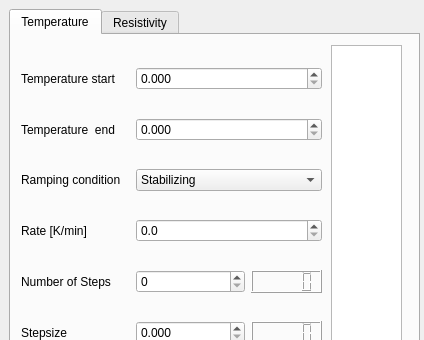
The window that configurations/Sequence_scan_temperature.ui (Cryostat-GUI/Cryostat-GUI) describes before a commit, drawn with Qt 5; both pictures show x 0 to 424 and y 0 to 340 of the 424 by 496 pixel window.
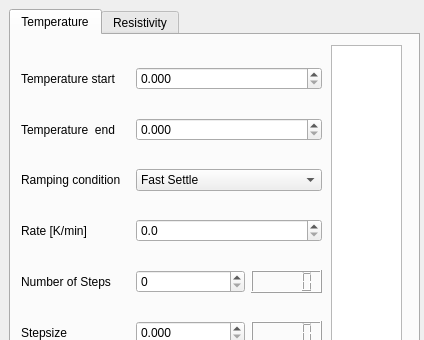
The same window after the commit.

```diff
--- a/configurations/Sequence_scan_temperature.ui
+++ b/configurations/Sequence_scan_temperature.ui
@@ -50,7 +50,7 @@
        <height>321</height>
       </rect>
      </property>
-     <layout class="QGridLayout" name="gridLayout" rowstretch="0,0,0,0,0,0,0" columnstretch="0,0,10">
+     <layout class="QGridLayout" name="gridLayout" rowstretch="0,0,0,0,0,0" columnstretch="0,0,10">
       <item row="2" column="0">
        <widget class="QLabel" name="label_5">
         <property name="text">
@@ -145,7 +145,7 @@
        <widget class="QComboBox" name="comboSetTempramp">
         <item>
          <property name="text">
-          <string>Stabilizing</string>
+          <string>Fast Settle</string>
          </property>
         </item>
         <item>
```
